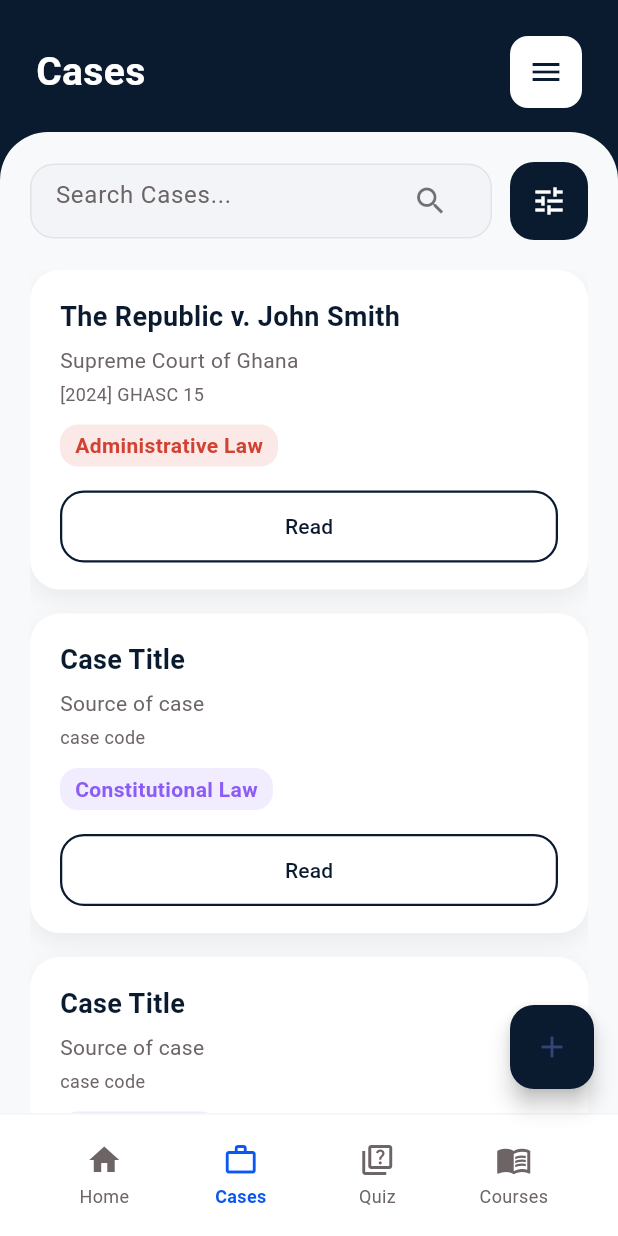
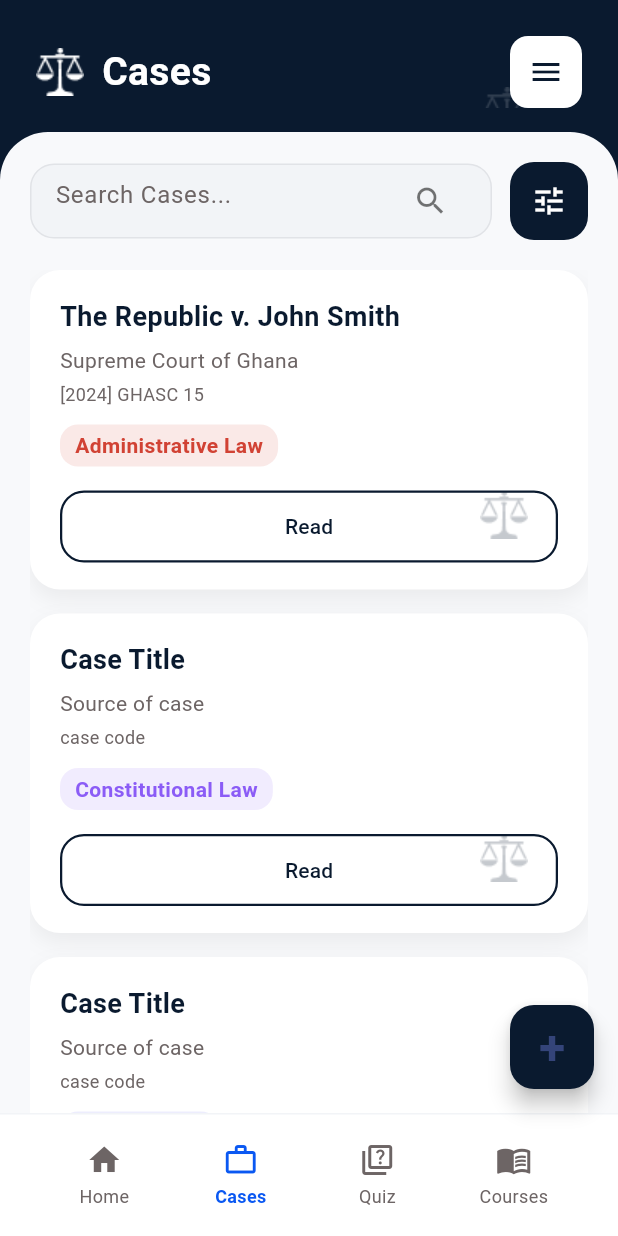
Before and after one commit to sarkodieandy/lexgo, a Flutter app: the screen it shows after launch, item 2 of the bottom bar chosen, on a phone screen of 412 x 824 dp. Run offline on Flutter 3.47's test engine with Material 3 defaults, Android fonts, the phone set to English and light mode, and no system bars.

Commit message:
Polish cases screen visuals

```diff
--- a/lib/screens/cases_screen.dart
+++ b/lib/screens/cases_screen.dart
@@ -19,7 +19,11 @@ class CasesScreen extends StatelessWidget {
       floatingActionButton: FloatingActionButton(
         onPressed: () {},
         backgroundColor: AppColors.brandDark,
-        child: const Icon(Icons.add),
+        shape: RoundedRectangleBorder(borderRadius: BorderRadius.circular(16)),
+        child: const Text(
+          '+',
+          style: TextStyle(fontSize: 32, fontWeight: FontWeight.w600),
+        ),
       ),
       floatingActionButtonLocation: FloatingActionButtonLocation.endFloat,
       bottomNavigationBar: AppBottomNavigation(
@@ -96,9 +100,28 @@ class _CasesHeader extends StatelessWidget {
       decoration: const BoxDecoration(
         color: AppColors.brandDark,
       ),
-      child: Row(
+      child: Stack(
+        children: [
+          Positioned(
+            right: 0,
+            top: 0,
+            child: Image.asset(
+              'assets/Union.png',
+              width: 100,
+              height: 100,
+              color: AppColors.brandWhite.withAlpha(40),
+            ),
+          ),
+          Row(
             crossAxisAlignment: CrossAxisAlignment.center,
             children: [
+              Image.asset(
+                'assets/Union.png',
+                width: 32,
+                height: 32,
+                color: AppColors.brandWhite,
+              ),
+              const SizedBox(width: 12),
               const Text(
                 'Cases',
                 style: TextStyle(
@@ -119,6 +142,8 @@ class _CasesHeader extends StatelessWidget {
                   ),
                   child: const Icon(Icons.menu, color: AppColors.brandDark),
                 ),
+              ),
+            ],
           ),
         ],
       ),
--- a/lib/widgets/cases/case_card.dart
+++ b/lib/widgets/cases/case_card.dart
@@ -12,6 +12,9 @@ class CaseCard extends StatelessWidget {
   Widget build(BuildContext context) {
     return Container(
       margin: const EdgeInsets.only(bottom: 16),
+      child: Stack(
+        children: [
+          Container(
             padding: const EdgeInsets.symmetric(horizontal: 20, vertical: 18),
             decoration: BoxDecoration(
               color: AppColors.brandWhite,
@@ -71,6 +74,19 @@ class CaseCard extends StatelessWidget {
                 ),
               ],
             ),
+          ),
+          Positioned(
+            right: 16,
+            bottom: 10,
+            child: Image.asset(
+              'assets/Union.png',
+              width: 80,
+              height: 80,
+              color: AppColors.brandDark.withAlpha(60),
+            ),
+          ),
+        ],
+      ),
     );
   }
 }
```
Lines whose indentation alone changed are shown as unchanged.
